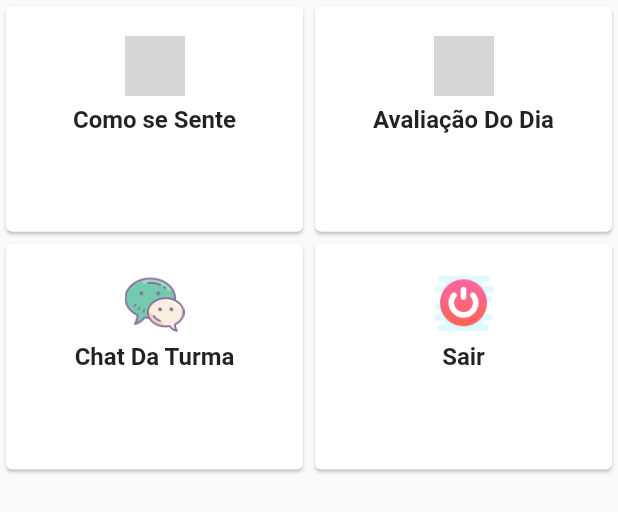
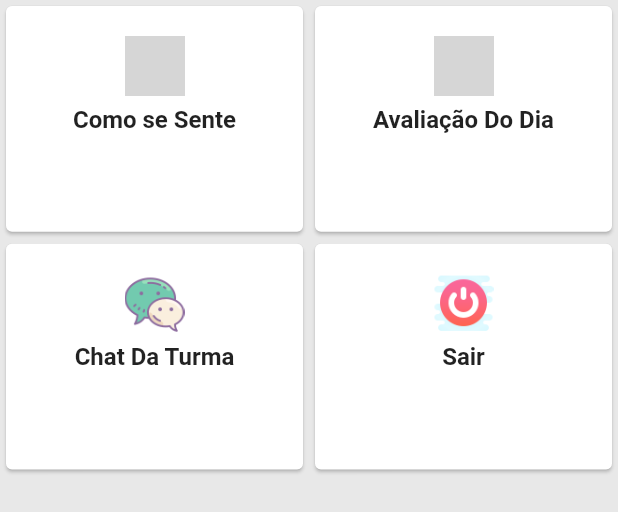
Before and after one commit to MatheusHard/tell_your_pain_v2, a Flutter app: the MainPage widget shown alone on an empty page, opened directly, on a phone screen of 412 x 824 dp. Shown: the top 512 px of the screen. Run offline on Flutter 3.47's test engine with Material 2 defaults, Android fonts, the phone set to English and light mode, and no system bars; our stand-ins replace google_fonts, jwt_decoder, shared_preferences, sqflite; missing offline and left inert: cpf_cnpj_validator, dart:ffi, dart_ipify, encrypt, flutter_gradient_colors; accounts and stored records are empty; grey boxes are pictures that could not be loaded.

Commit message:
Desigin Sentimentos em andamento3

```diff
--- a/lib/ui/api/usuario_api.dart
+++ b/lib/ui/api/usuario_api.dart
@@ -16,7 +16,7 @@ class UsuarioApi{
 
   BuildContext? _context;
 
-  UsuarioApi(BuildContext context){
+   UsuarioApi(BuildContext context){
     _context = context;
   }
   final URL_API_USUARIO = "usuario";
@@ -55,7 +55,7 @@ class UsuarioApi{
   }
 
 //Login App sem Banco
-loginUsuario(Map login) async{
+  loginUsuario(Map login) async{
 
 
 
--- a/lib/ui/pages/main_page.dart
+++ b/lib/ui/pages/main_page.dart
@@ -54,7 +54,11 @@ class _MainPageState extends State<MainPage> {
 
     ScreenArgumentsUsuario? usuarioLogado = ModalRoute.of(context)?.settings.arguments as ScreenArgumentsUsuario?;
 
-    return GridView.builder(
+    return Container(
+      color: Colors.grey.withOpacity(0.2),
+
+      child: GridView.builder(
+
         itemCount: textos.length,
         gridDelegate: SliverGridDelegateWithFixedCrossAxisCount(
           crossAxisCount: 2,
@@ -95,6 +99,7 @@ class _MainPageState extends State<MainPage> {
             ),
           );
         },
+      ),
     );
   }
 
--- a/lib/ui/pages/widgets/appbar/app_bar_usuario.dart
+++ b/lib/ui/pages/widgets/appbar/app_bar_usuario.dart
@@ -7,7 +7,7 @@ import '../../utils/core/app_gradients.dart';
 import '../../utils/core/app_text_styles.dart';
 
 class AppBarUsuario extends PreferredSize {
-  AppBarUsuario(ScreenArgumentsUsuario? args, BuildContext context, {Key? key}):super(key: key,
+  AppBarUsuario(ScreenArgumentsUsuario? args, String texto, BuildContext context, {Key? key}):super(key: key,
 
     preferredSize: const Size.fromHeight(200),
 
@@ -49,7 +49,7 @@ class AppBarUsuario extends PreferredSize {
             child: Column(
               crossAxisAlignment: CrossAxisAlignment.start,
               children: [
-                Text('''Olá ${args?.data.nome} , como se sente?''' , style: AppTextStyles.titleCartaoVacina,),
+                Text('''Olá ${args?.data.nome} $texto''' , style: AppTextStyles.titleAppBarUsuario(25, context),),
 
               ],),
           )
```
Also changed, not shown: lib/ui/pages/home_page.dart (+7 -3 lines), lib/ui/pages/pergunta_page_v2.dart (+3 -5 lines), lib/ui/pages/utils/core/app_text_styles.dart (+7 -3 lines). Lines whose indentation alone changed are shown as unchanged.
